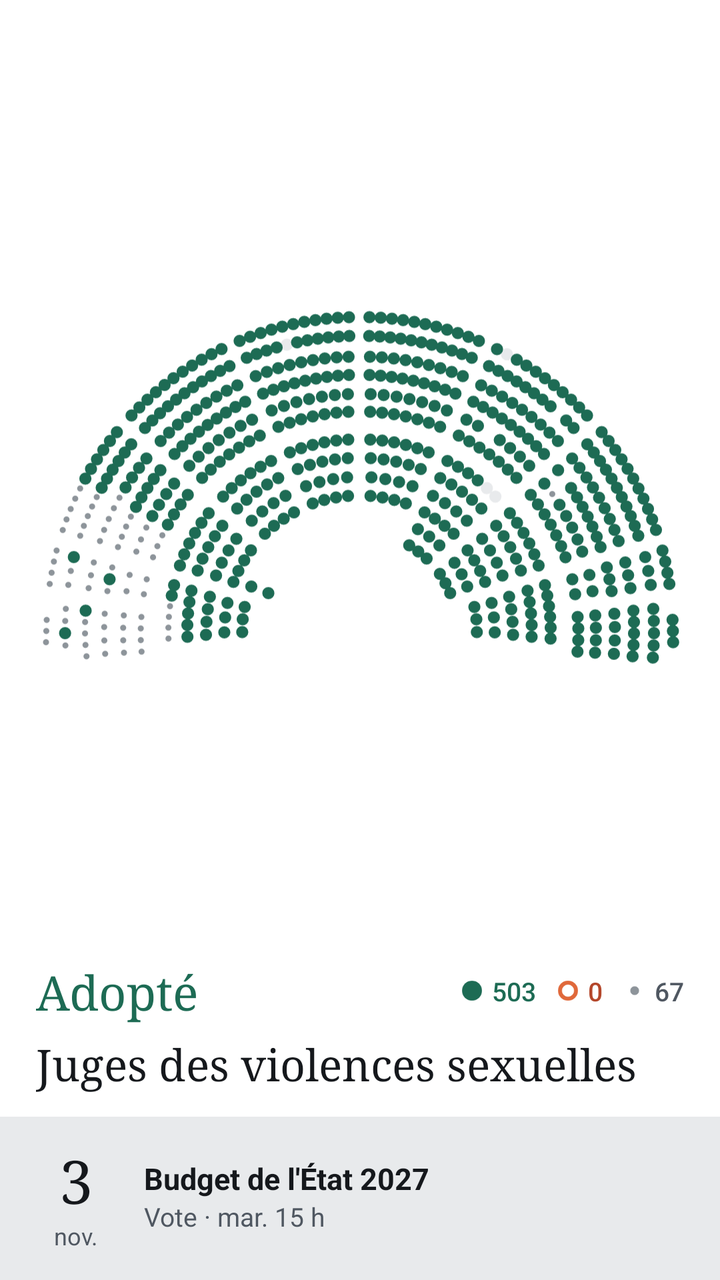
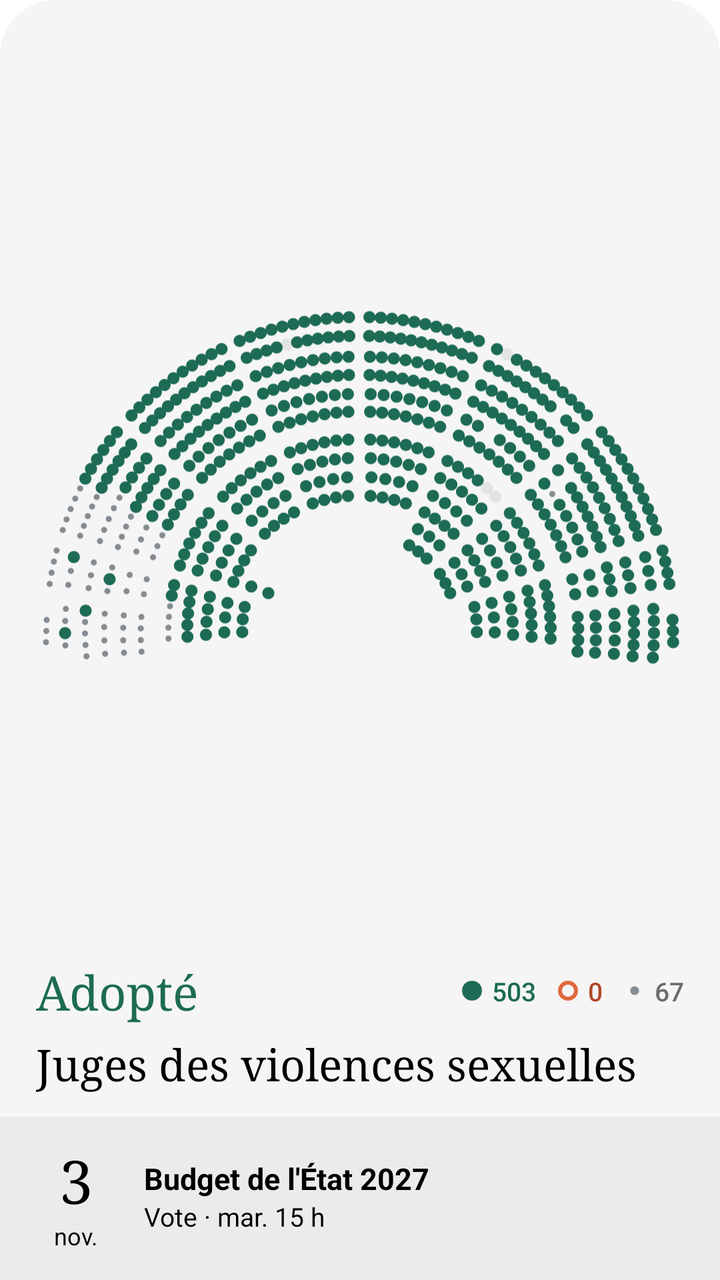

Compare the two renders of this Android layout. The source of the first and the diff that turns it into the second are given below.
<!-- AndroidManifest.xml: fallback theme Theme.MaterialComponents.DayNight.NoActionBar -->
<!-- res/layout/decision_widget_large_preview.xml -->
<?xml version="1.0" encoding="utf-8"?>
<LinearLayout xmlns:android="http://schemas.android.com/apk/res/android"
    android:layout_width="match_parent"
    android:layout_height="match_parent"
    android:background="@drawable/decision_widget_preview_background"
    android:orientation="vertical">

    <LinearLayout
        android:layout_width="match_parent"
        android:layout_height="0dp"
        android:layout_weight="1"
        android:orientation="vertical"
        android:paddingHorizontal="18dp"
        android:paddingTop="18dp"
        android:paddingBottom="12dp">

        <ImageView
            android:layout_width="match_parent"
            android:layout_height="0dp"
            android:layout_weight="1"
            android:adjustViewBounds="true"
            android:importantForAccessibility="no"
            android:scaleType="fitCenter"
            android:src="@drawable/decision_widget_preview_hemicycle" />

        <LinearLayout
            android:layout_width="match_parent"
            android:layout_height="wrap_content"
            android:layout_marginTop="10dp"
            android:gravity="center_vertical"
            android:orientation="horizontal">

            <TextView
                android:layout_width="0dp"
                android:layout_height="wrap_content"
                android:layout_weight="1"
                android:fontFamily="serif"
                android:text="Adopté"
                android:textColor="@color/decision_widget_pour"
                android:textSize="24sp" />

            <LinearLayout
                android:layout_width="wrap_content"
                android:layout_height="wrap_content"
                android:gravity="center_vertical"
                android:importantForAccessibility="no"
                android:orientation="horizontal">

                <TextView
                    android:layout_width="wrap_content"
                    android:layout_height="wrap_content"
                    android:drawableStart="@drawable/widget_glyph_pour"
                    android:drawablePadding="4dp"
                    android:drawableTint="@color/decision_widget_vote_pour"
                    android:fontFamily="sans-serif-medium"
                    android:text="503"
                    android:textColor="@color/decision_widget_pour"
                    android:textSize="13sp" />

                <TextView
                    android:layout_width="wrap_content"
                    android:layout_height="wrap_content"
                    android:layout_marginStart="10dp"
                    android:drawableStart="@drawable/widget_glyph_contre"
                    android:drawablePadding="4dp"
                    android:drawableTint="@color/decision_widget_vote_contre"
                    android:fontFamily="sans-serif-medium"
                    android:text="0"
                    android:textColor="@color/decision_widget_contre"
                    android:textSize="13sp" />

                <TextView
                    android:layout_width="wrap_content"
                    android:layout_height="wrap_content"
                    android:layout_marginStart="10dp"
                    android:drawableStart="@drawable/widget_glyph_abstention"
                    android:drawablePadding="4dp"
                    android:drawableTint="@color/decision_widget_vote_abstention"
                    android:fontFamily="sans-serif-medium"
                    android:text="67"
                    android:textColor="@color/decision_widget_secondary"
                    android:textSize="13sp" />
            </LinearLayout>
        </LinearLayout>

        <TextView
            android:layout_width="match_parent"
            android:layout_height="wrap_content"
            android:layout_marginTop="6dp"
            android:ellipsize="end"
            android:fontFamily="serif"
            android:maxLines="2"
            android:text="Juges des violences sexuelles"
            android:textColor="@color/decision_widget_primary"
            android:textSize="22sp" />
    </LinearLayout>

    <LinearLayout
        android:layout_width="match_parent"
        android:layout_height="wrap_content"
        android:background="@color/decision_widget_raised"
        android:gravity="center_vertical"
        android:orientation="horizontal"
        android:paddingHorizontal="18dp"
        android:paddingTop="12dp"
        android:paddingBottom="14dp">

        <LinearLayout
            android:layout_width="40dp"
            android:layout_height="wrap_content"
            android:gravity="center_horizontal"
            android:orientation="vertical">

            <TextView
                android:layout_width="wrap_content"
                android:layout_height="wrap_content"
                android:fontFamily="serif"
                android:text="3"
                android:textColor="@color/decision_widget_primary"
                android:textSize="30sp" />

            <TextView
                android:layout_width="wrap_content"
                android:layout_height="wrap_content"
                android:text="nov."
                android:textColor="@color/decision_widget_secondary"
                android:textSize="12sp" />
        </LinearLayout>

        <LinearLayout
            android:layout_width="0dp"
            android:layout_height="wrap_content"
            android:layout_marginStart="14dp"
            android:layout_weight="1"
            android:orientation="vertical">

            <TextView
                android:layout_width="wrap_content"
                android:layout_height="wrap_content"
                android:fontFamily="sans-serif"
                android:maxLines="1"
                android:text="Budget de l\'État 2027"
                android:textColor="@color/decision_widget_primary"
                android:textSize="15sp"
                android:textStyle="bold" />

            <TextView
                android:layout_width="wrap_content"
                android:layout_height="wrap_content"
                android:text="Vote · mar. 15 h"
                android:textColor="@color/decision_widget_secondary"
                android:textSize="13sp" />
        </LinearLayout>
    </LinearLayout>
</LinearLayout>
<!-- resources referenced by this layout -->
<resources>
  <color name="decision_widget_contre">#FFB4472B</color>
  <color name="decision_widget_pour">#FF1D6B54</color>
  <color name="decision_widget_primary">#FF15181C</color>
  <color name="decision_widget_raised">#FFE8EAEC</color>
  <color name="decision_widget_secondary">#FF4F5761</color>
  <color name="decision_widget_vote_abstention">#FF8D949A</color>
  <color name="decision_widget_vote_contre">#FFE0683A</color>
  <color name="decision_widget_vote_pour">#FF1D6B54</color>
  <!-- drawable decision_widget_preview_background (drawable) -->
  <?xml version="1.0" encoding="utf-8"?>
  <shape xmlns:android="http://schemas.android.com/apk/res/android" android:shape="rectangle">
      <solid android:color="@color/decision_widget_background" />
      <corners android:radius="22dp" />
  </shape>
  <!-- drawable decision_widget_preview_hemicycle: vector/xml drawable (drawable, 34006 chars, omitted) -->
  <!-- drawable widget_glyph_abstention (drawable) -->
  <?xml version="1.0" encoding="utf-8"?>
  <vector xmlns:android="http://schemas.android.com/apk/res/android"
      android:width="12dp"
      android:height="12dp"
      android:viewportWidth="12"
      android:viewportHeight="12">
      <path android:fillColor="#FFFFFFFF" android:pathData="M3.8,6 a2.2,2.2 0 1,0 4.4,0 a2.2,2.2 0 1,0 -4.4,0" />
  </vector>
  <!-- drawable widget_glyph_contre (drawable) -->
  <?xml version="1.0" encoding="utf-8"?>
  <vector xmlns:android="http://schemas.android.com/apk/res/android"
      android:width="12dp"
      android:height="12dp"
      android:viewportWidth="12"
      android:viewportHeight="12">
      <path android:strokeColor="#FFFFFFFF" android:strokeWidth="2" android:pathData="M2,6 a4,4 0 1,0 8,0 a4,4 0 1,0 -8,0" />
  </vector>
  <!-- drawable widget_glyph_pour (drawable) -->
  <?xml version="1.0" encoding="utf-8"?>
  <vector xmlns:android="http://schemas.android.com/apk/res/android"
      android:width="12dp"
      android:height="12dp"
      android:viewportWidth="12"
      android:viewportHeight="12">
      <path android:fillColor="#FFFFFFFF" android:pathData="M1,6 a5,5 0 1,0 10,0 a5,5 0 1,0 -10,0" />
  </vector>
  <color name="decision_widget_background">#FFFFFFFF</color>
</resources>

<!-- the commit's change to res/layout/decision_widget_large_preview.xml (unified diff, before → after) -->
@@ -123,7 +123,7 @@
                 android:layout_width="wrap_content"
                 android:layout_height="wrap_content"
                 android:text="nov."
-                android:textColor="@color/decision_widget_secondary"
+                android:textColor="@color/decision_widget_primary"
                 android:textSize="12sp" />
         </LinearLayout>
 
@@ -148,7 +148,7 @@
                 android:layout_width="wrap_content"
                 android:layout_height="wrap_content"
                 android:text="Vote · mar. 15 h"
-                android:textColor="@color/decision_widget_secondary"
+                android:textColor="@color/decision_widget_primary"
                 android:textSize="13sp" />
         </LinearLayout>
     </LinearLayout>
<!-- resource entries referenced after the edit -->
@@ -2,17 +2,17 @@
 <resources>
   <color name="decision_widget_contre">#FFB4472B</color>
   <color name="decision_widget_pour">#FF1D6B54</color>
-  <color name="decision_widget_primary">#FF15181C</color>
-  <color name="decision_widget_raised">#FFE8EAEC</color>
-  <color name="decision_widget_secondary">#FF4F5761</color>
-  <color name="decision_widget_vote_abstention">#FF8D949A</color>
+  <color name="decision_widget_primary">#FF000000</color>
+  <color name="decision_widget_raised">#FFEBEBEB</color>
+  <color name="decision_widget_secondary">#FF6B6B6B</color>
+  <color name="decision_widget_vote_abstention">#FF848B91</color>
   <color name="decision_widget_vote_contre">#FFE0683A</color>
   <color name="decision_widget_vote_pour">#FF1D6B54</color>
   <!-- drawable decision_widget_preview_background (drawable) -->
   <?xml version="1.0" encoding="utf-8"?>
   <shape xmlns:android="http://schemas.android.com/apk/res/android" android:shape="rectangle">
       <solid android:color="@color/decision_widget_background" />
-      <corners android:radius="22dp" />
+      <corners android:radius="@dimen/decision_widget_radius" />
   </shape>
   <!-- drawable decision_widget_preview_hemicycle: vector/xml drawable (drawable, 34006 chars, omitted) -->
   <!-- drawable widget_glyph_abstention (drawable) -->
@@ -42,6 +42,7 @@
       android:viewportHeight="12">
       <path android:fillColor="#FFFFFFFF" android:pathData="M1,6 a5,5 0 1,0 10,0 a5,5 0 1,0 -10,0" />
   </vector>
-  <color name="decision_widget_background">#FFFFFFFF</color>
+  <color name="decision_widget_background">#FFF5F5F5</color>
+  <dimen name="decision_widget_radius">22dp</dimen>
 </resources>
 
